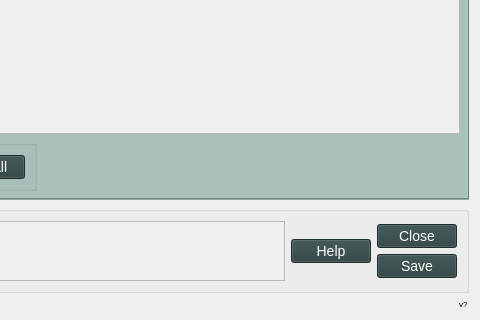
The window that canflood2/canflood2_dialog_main.ui (cefect/CanFlood2) describes before a commit, drawn with Qt 5; both pictures show x 509 to 989 and y 680 to 1000 of the 989 by 1000 pixel window.
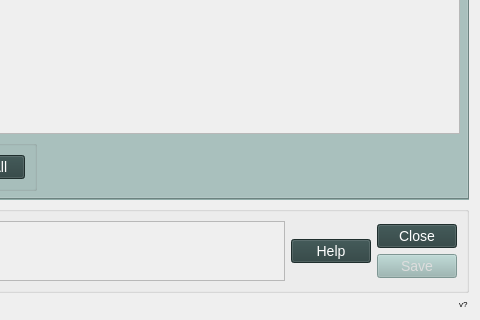
The same window after the commit. The open tabs and pages were chosen to show the change. Icons and pictures are not drawn. Custom widgets are drawn as their Qt base class.

```diff
--- a/canflood2/canflood2_dialog_main.ui
+++ b/canflood2/canflood2_dialog_main.ui
@@ -1646,7 +1646,10 @@
            </widget>
           </item>
           <item>
-           <widget class="QPushButton" name="pushButton_17">
+           <widget class="QPushButton" name="pushButton_save">
+            <property name="enabled">
+             <bool>false</bool>
+            </property>
             <property name="text">
              <string>Save</string>
             </property>
```
Left out of the diff: 8 changed lines with no effect on the pictures.
